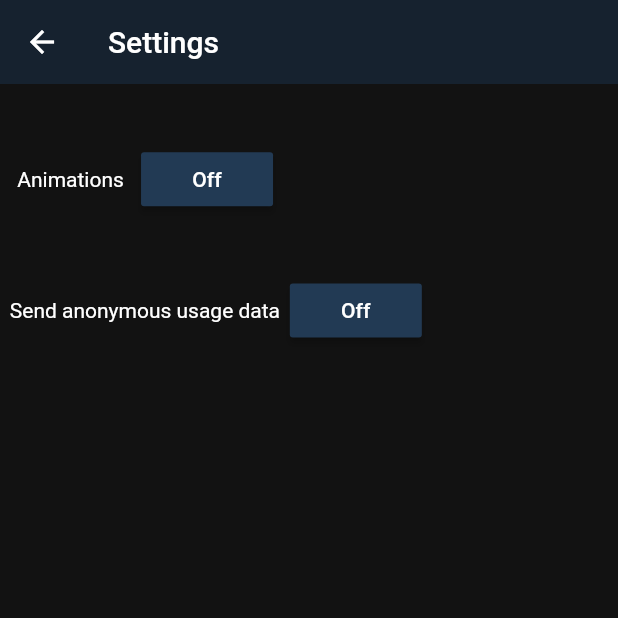
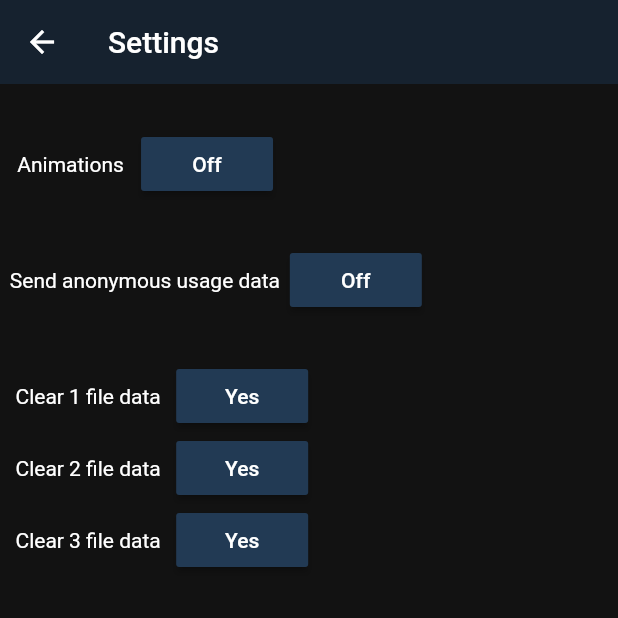
Before and after one commit to gamer-gang/foo-game, a Flutter app: the SettingsPage screen opened directly, on a phone screen of 412 x 824 dp, the top half of it. Run offline on Flutter 3.47's test engine with Material 2 defaults, Android fonts, the phone set to English and light mode, and no system bars; our stand-ins replace shared_preferences; missing offline and left inert: flame; accounts and stored records are empty; generated files the repository leaves out were written again; Roboto replaces fonts that are missing (PTSans).

Commit message:
what if we added more stuff

```diff
--- a/lib/data/store.dart
+++ b/lib/data/store.dart
@@ -1,8 +1,31 @@
 import 'dart:convert';
 import 'dart:io';
 
+import 'package:flame/flame.dart';
 import 'package:path_provider/path_provider.dart';
+import '../game.dart';
 import 'savedata.dart';
+
+enum SaveFile { file1, file2, file3 }
+
+Future<SaveData> getSave(SaveFile file) async {
+  var store = SaveDataStore();
+  var saveFileNumber =
+      int.parse(file.toString().replaceAll(RegExp(r'SaveFile\.file'), ''));
+
+  return await store.readFile(saveFileNumber);
+}
+
+Future<MonumentPlatformer> setupGame(SaveFile file) async {
+  var dimensions = await Flame.util.initialDimensions();
+
+  var save = await getSave(file);
+
+  return MonumentPlatformer(
+    dimensions: dimensions,
+    save: save,
+  );
+}
 
 class SaveDataStore {
   String formatMap(Map<String, dynamic> map, {bool indent = false}) {
@@ -44,6 +67,21 @@ class SaveDataStore {
     await file.writeAsString(jsonEncode(save.toJson()));
 
     print("Done writing.");
+  }
+
+  Future<void> clearSaveFile(int number) async {
+    assert(number == 3 || number == 2 || number == 1,
+        "File number ($number) must be 1, 2, or 3.");
+
+    print('Deleting file $number...');
+
+    final file = await getSaveFile(number);
+
+    print("Got file path ${file.path}, deleting...");
+
+    await file.delete(recursive: true); // everyone loves recursive deleting
+
+    print("Done deleting.");
   }
 
   Future<SaveData> readFile(int number) async {
--- a/lib/home.dart
+++ b/lib/home.dart
@@ -1,6 +1,7 @@
 import 'package:flutter/material.dart';
 
 import 'common.dart';
+import 'data/store.dart';
 import 'overlay.dart';
 import 'settings.dart';
 
@@ -174,10 +175,13 @@ class FileSelector extends StatelessWidget {
               Navigator.of(context).push(
                 PageRouteBuilder(
                   pageBuilder: (context, anim1, anim2) =>
-                      GamePage(file: File.file1),
+                      GamePage(file: SaveFile.file1),
                   transitionsBuilder: pageTransition,
                 ),
               );
+            },
+            onLongPress: () {
+              // clearSaveFile(1);
             },
           ),
           Spacer(flex: 4),
@@ -191,7 +195,7 @@ class FileSelector extends StatelessWidget {
             onPressed: () {
               Navigator.of(context).push(PageRouteBuilder(
                 pageBuilder: (context, anim1, anim2) =>
-                    GamePage(file: File.file2),
+                    GamePage(file: SaveFile.file2),
                 transitionsBuilder: pageTransition,
               ));
             },
@@ -207,7 +211,7 @@ class FileSelector extends StatelessWidget {
             onPressed: () {
               Navigator.of(context).push(PageRouteBuilder(
                 pageBuilder: (context, anim1, anim2) =>
-                    GamePage(file: File.file3),
+                    GamePage(file: SaveFile.file3),
                 transitionsBuilder: pageTransition,
               ));
             },
--- a/lib/settings.dart
+++ b/lib/settings.dart
@@ -2,6 +2,7 @@ import 'package:flutter/material.dart';
 import 'package:shared_preferences/shared_preferences.dart';
 
 import 'common.dart';
+import 'data/store.dart';
 
 class SettingsPage extends StatefulWidget {
   SettingsPage({Key key}) : super(key: key);
@@ -14,6 +15,7 @@ class _SettingsPageState extends State<SettingsPage> {
   Map<String, String> settingsText = {
     "animations": "",
     "sendUsageData": "",
+    "clear": "Yes",
   };
 
   @override
@@ -93,6 +95,46 @@ class _SettingsPageState extends State<SettingsPage> {
               ),
               Spacer(flex: 20),
             ]),
+            Spacer(flex: 1),
+            Row(children: [
+              Spacer(flex: 1),
+              Text("Clear 1 file data"),
+              Spacer(flex: 1),
+              RaisedButton(
+                onPressed: () {
+                  var store = SaveDataStore();
+                  store.clearSaveFile(1);
+                },
+                child: Text(settingsText["clear"] ?? ""),
+              ),
+              Spacer(flex: 20),
+            ]),
+            Row(children: [
+              Spacer(flex: 1),
+              Text("Clear 2 file data"),
+              Spacer(flex: 1),
+              RaisedButton(
+                onPressed: () {
+                  var store = SaveDataStore();
+                  store.clearSaveFile(2);
+                },
+                child: Text(settingsText["clear"] ?? ""),
+              ),
+              Spacer(flex: 20),
+            ]),
+            Row(children: [
+              Spacer(flex: 1),
+              Text("Clear 3 file data"),
+              Spacer(flex: 1),
+              RaisedButton(
+                onPressed: () {
+                  var store = SaveDataStore();
+                  store.clearSaveFile(3);
+                },
+                child: Text(settingsText["clear"] ?? ""),
+              ),
+              Spacer(flex: 20),
+            ]),
             Spacer(flex: 15),
           ]),
         ),
```
Also changed, not shown: lib/common.dart (+39 -23 lines), lib/components/player.dart (+12 -5 lines), lib/game.dart (+32 -7 lines), lib/main.dart (+22 -0 lines), lib/overlay.dart (+56 -55 lines).
